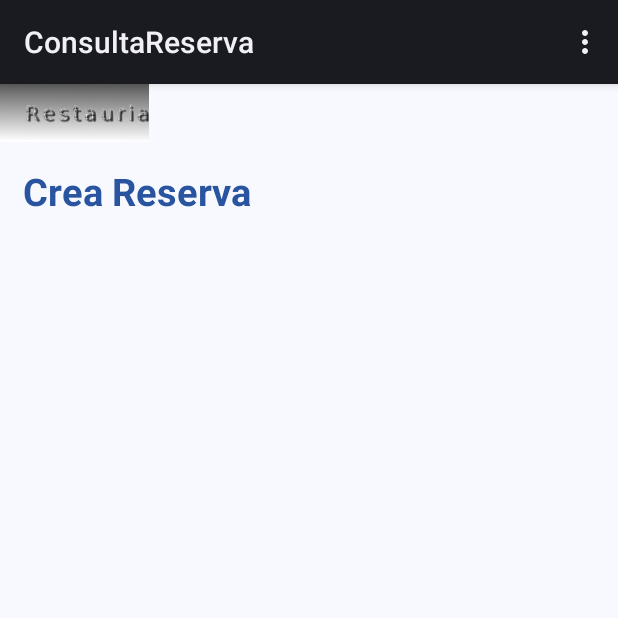
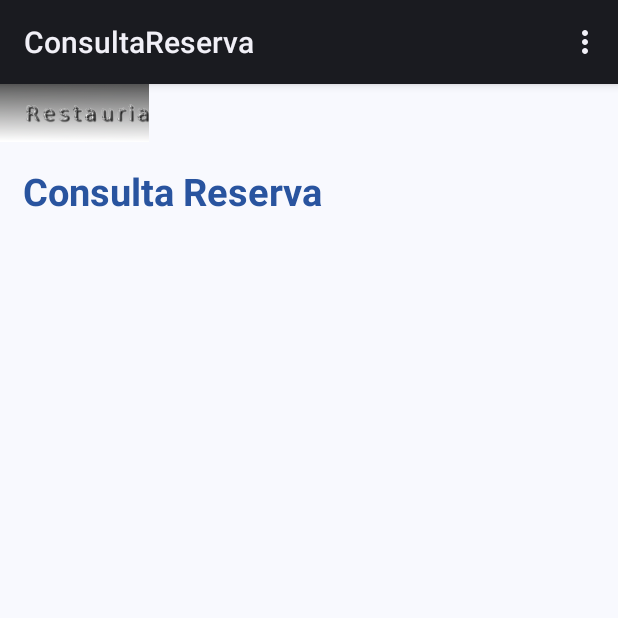
Before and after one commit to jordiromero/SintesiApp2, an Android app: the ConsultaReserva screen opened directly, with no data from a screen before it, on a phone screen of 412 x 824 dp, the top half of it. Run offline under Robolectric (Android 15) with nearby library versions, the phone set to English and light mode, and no system bars.

Commit message:
json menu

```diff
--- a/sintesiapp/src/main/res/layout/consulta_reserva_layout.xml
+++ b/sintesiapp/src/main/res/layout/consulta_reserva_layout.xml
@@ -15,7 +15,7 @@
             android:layout_width="fill_parent"
             android:layout_height="wrap_content"
             android:padding="15dip"
-            android:text="Crea Reserva"
+            android:text="Consulta Reserva"
             android:textColor="#ff29549f"
             android:textSize="25dip"
             android:textStyle="bold" />
--- a/sintesiapp/src/main/res/layout/pasta_layout.xml
+++ b/sintesiapp/src/main/res/layout/pasta_layout.xml
@@ -15,7 +15,7 @@
             android:layout_width="fill_parent"
             android:layout_height="wrap_content"
             android:padding="15dip"
-            android:text="Consulta Menu"
+            android:text="Consulta Menu Pasta"
             android:textColor="#ff29549f"
             android:textSize="25dip"
             android:textStyle="bold" />
```
Also changed, not shown: sintesiapp/src/main/java/com/iesebre/sintesiapp2/sintesiapp/ArrososFragment.java (+17 -3 lines), sintesiapp/src/main/java/com/iesebre/sintesiapp2/sintesiapp/ConsultaMenu.java (+18 -1 lines), sintesiapp/src/main/res/layout/consulta_menu_layout.xml (+6 -5 lines).
